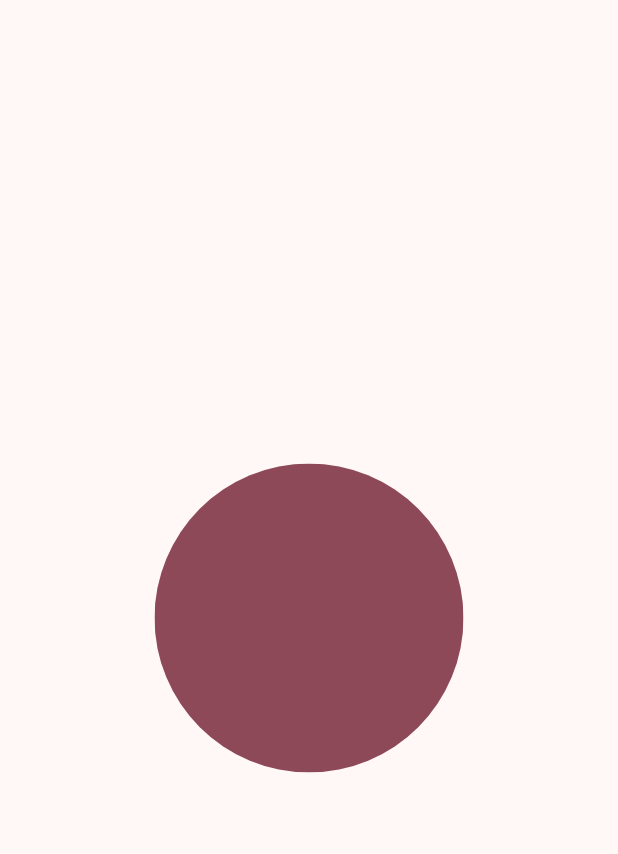
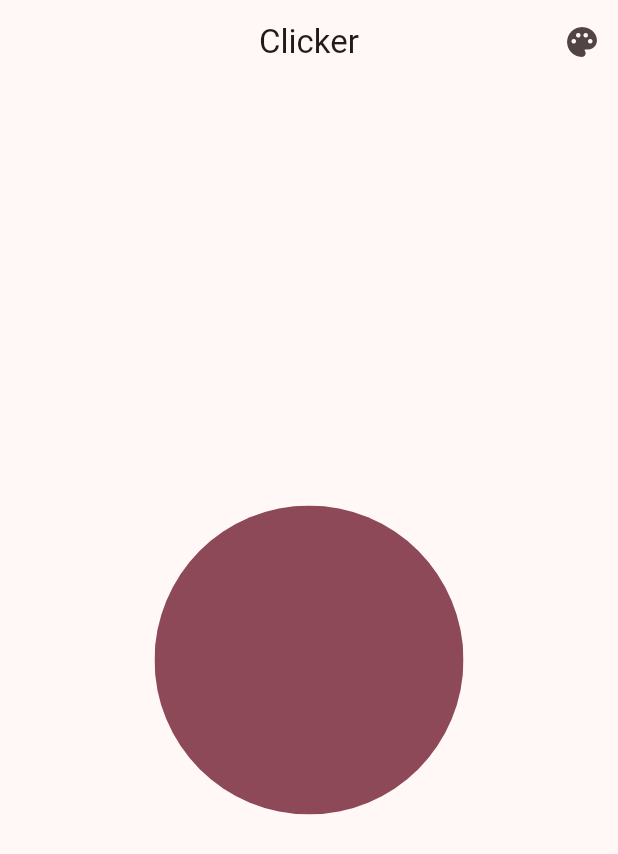
Before and after one commit to yvvki/dog-clicker, a Flutter app: the screen it shows after launch, on a phone screen of 412 x 824 dp. Shown: the top 854 px of the screen. Run offline on Flutter 3.47's test engine with Material 3 defaults, Android fonts, the phone set to English and light mode, and no system bars; drawn by our look-alikes of dynamic_color; missing offline and left inert: flutter_soloud.

Commit message:
feat: dynamic theme toggle

```diff
--- a/lib/main.dart
+++ b/lib/main.dart
@@ -7,37 +7,57 @@ void main() {
   runApp(ClickerApp());
 }
 
-class ClickerApp extends StatelessWidget {
+class ClickerApp extends StatefulWidget {
   const ClickerApp({super.key});
+
+  @override
+  State<ClickerApp> createState() => _ClickerAppState();
+}
+
+class _ClickerAppState extends State<ClickerApp> {
+  static const _brandColor = Color(0xfff30069);
+  bool _useDynamicColor = true;
+
+  ColorScheme _resolveScheme({
+    required ColorScheme? dynamicScheme,
+    required Brightness brightness,
+  }) {
+    final fallback = ColorScheme.fromSeed(
+      seedColor: _brandColor,
+      brightness: brightness,
+    );
+    return !_useDynamicColor
+        ? fallback
+        : dynamicScheme?.harmonized() ?? fallback;
+  }
 
   @override
   Widget build(BuildContext context) {
     return DynamicColorBuilder(
       builder: (ColorScheme? lightDynamic, ColorScheme? darkDynamic) {
-        const brandColor = Color(0xfff30069);
+        final lightScheme = _resolveScheme(
+          dynamicScheme: lightDynamic,
+          brightness: Brightness.light,
+        );
+        final darkScheme = _resolveScheme(
+          dynamicScheme: darkDynamic,
+          brightness: Brightness.dark,
+        );
 
         return MaterialApp(
           title: 'Clicker',
-          theme: ThemeData(
-            colorScheme: lightDynamic != null
-                ? lightDynamic.harmonized()
-                : ColorScheme.fromSeed(
-                    seedColor: brandColor,
-                    brightness: Brightness.light,
-                  ),
-          ),
-          darkTheme: ThemeData(
-            colorScheme: darkDynamic != null
-                ? darkDynamic.harmonized()
-                : ColorScheme.fromSeed(
-                    seedColor: brandColor,
-                    brightness: Brightness.dark,
-                  ),
-          ),
+          theme: ThemeData(colorScheme: lightScheme),
+          darkTheme: ThemeData(colorScheme: darkScheme),
           home: ClickerHomePage(
+            title: 'Clicker',
             assetDown: 'assets/clicker-down.wav',
             assetUp: 'assets/clicker-up.wav',
+            useDynamicColor: _useDynamicColor,
+            onUseDynamicColorChanged: (value) {
+              setState(() => _useDynamicColor = value);
+            },
           ),
+
         );
       },
     );
@@ -47,12 +67,18 @@ class ClickerApp extends StatelessWidget {
 class ClickerHomePage extends StatefulWidget {
   const ClickerHomePage({
     super.key,
+    required this.title,
     required this.assetDown,
     required this.assetUp,
+    required this.useDynamicColor,
+    required this.onUseDynamicColorChanged,
   });
 
+  final String title;
   final String assetDown;
   final String assetUp;
+  final bool useDynamicColor;
+  final ValueChanged<bool> onUseDynamicColorChanged;
 
   @override
   State<ClickerHomePage> createState() => _ClickerHomePageState();
@@ -102,6 +128,19 @@ class _ClickerHomePageState extends State<ClickerHomePage> {
     final diameter = MediaQuery.of(context).size.shortestSide * 0.5;
 
     return Scaffold(
+      appBar: AppBar(
+        title: Text(widget.title),
+        centerTitle: true,
+        actions: [
+          IconButton(
+            tooltip: 'Toggle dynamic color',
+            icon: Icon(
+              widget.useDynamicColor ? Icons.palette : Icons.palette_outlined,
+            ),
+            onPressed: () => widget.onUseDynamicColorChanged(!widget.useDynamicColor),
+          ),
+        ],
+      ),
       body: Center(
         child: ClipOval(
           child: Listener(
```
